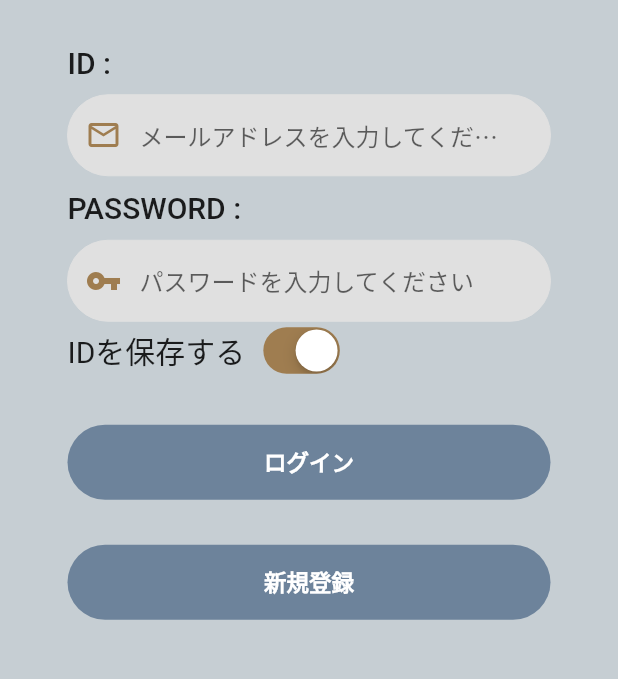
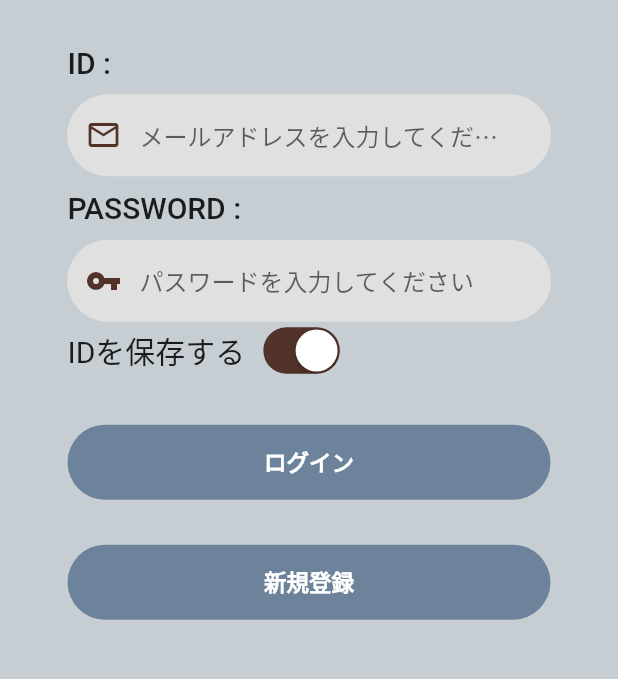
Before and after one commit to gimKondo/wyly-mobile, a Flutter app: the screen it shows after launch, on a phone screen of 412 x 824 dp, the part 398-1077 px from its top. Run offline on Flutter 3.47's test engine with Material 2 defaults, Android fonts, the phone set to English and light mode, and no system bars; our stand-ins replace cached_network_image, camera, cloud_firestore, cloud_functions, firebase_auth, firebase_core and 2 more; missing offline and left inert: sticky_infinite_list; accounts and stored records are empty.

Commit message:
:+1: change primary color

```diff
--- a/lib/main.dart
+++ b/lib/main.dart
@@ -25,7 +25,7 @@ class MyApp extends StatelessWidget {
       title: 'Wyly',
       theme: ThemeData(
         // primarySwatch: Colors.blue,
-        primaryColor: Color.fromARGB(0xFF, 0x9F, 0x7D, 0x50), // #9F7D50
+        primaryColor: Color.fromARGB(0xFF, 0x52, 0x33, 0x29), // #523329
         canvasColor: Color.fromARGB(0xFF, 0xC6, 0xCE, 0xD3), // #C6CED3
         cardColor: Color.fromARGB(0xFF, 0x9C, 0x9C, 0x82), // #9C9C82
         disabledColor: Color.fromARGB(0xFF, 0x6D, 0x83, 0x9B), // #6D839B
```
